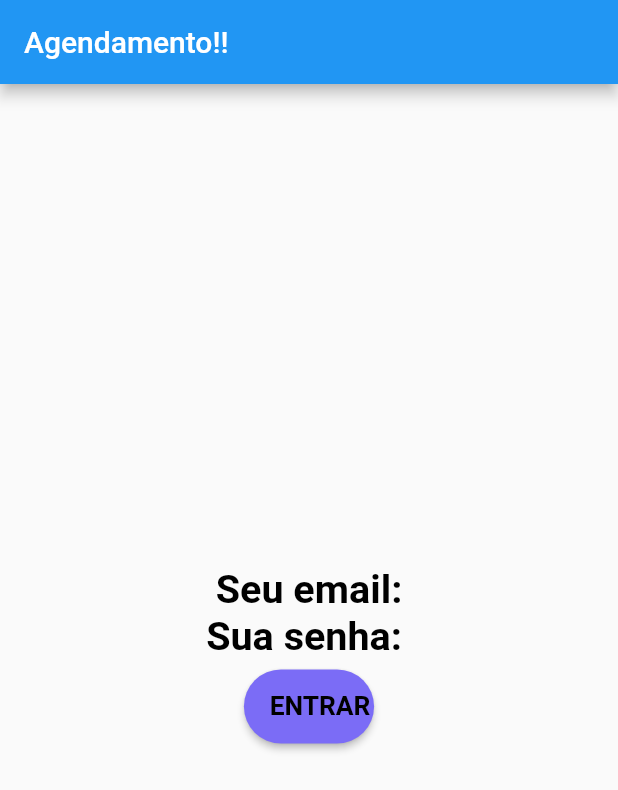
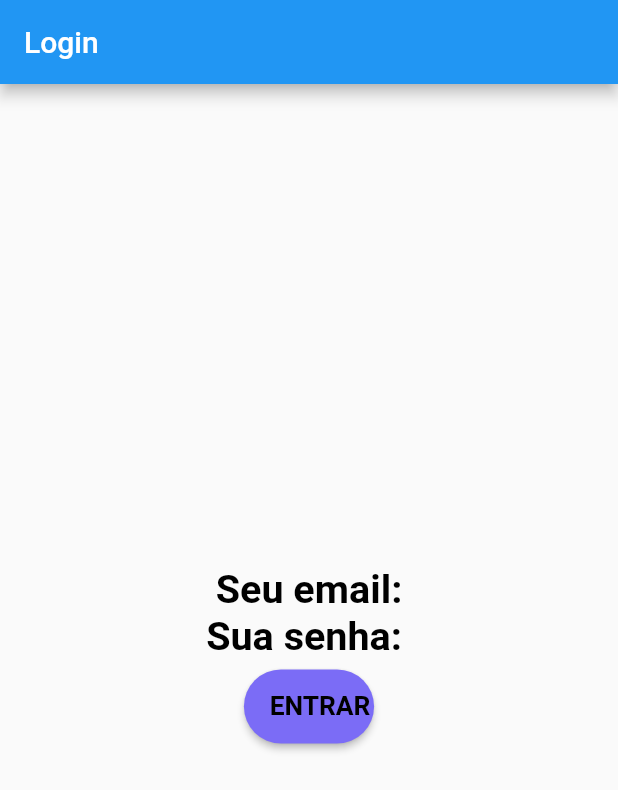
Before and after one commit to olivegusta/barbearia, a Flutter app: the screen it shows after launch, on a phone screen of 412 x 824 dp. Shown: the top 790 px of the screen. Run offline on Flutter 3.47's test engine with Material 2 defaults, Android fonts, the phone set to English and light mode, and no system bars; missing offline and left inert: dart:js.

Commit message:
atualizaçao

```diff
--- a/barbearia/lib/main.dart
+++ b/barbearia/lib/main.dart
@@ -12,11 +12,11 @@ class MyApp extends StatelessWidget {
   @override
   Widget build(BuildContext context) {
     return MaterialApp(
-      title: 'Agendamento Barbearia',
+      title: 'Login ',
       theme: ThemeData(
         primarySwatch: Colors.blue,
       ),
-      home: Login(title: "Agendamento!!"),
+      home: Login(title: "Login"),
     );
   }
 }
--- a/barbearia/lib/utils/common.dart
+++ b/barbearia/lib/utils/common.dart
@@ -64,8 +64,7 @@ Widget botao(
             //),
             //),
             SizedBox(width: setWidth(10.0)),
-            Center(
-              child: Text(
+            Text(
               texto.toUpperCase(),
               overflow: TextOverflow.ellipsis,
               style: TextStyle(
@@ -74,7 +73,6 @@ Widget botao(
                 fontWeight: FontWeight.w700,
               ),
             ),
-            ),
           ],
         ),
       ),
```
Lines whose indentation alone changed are shown as unchanged.
